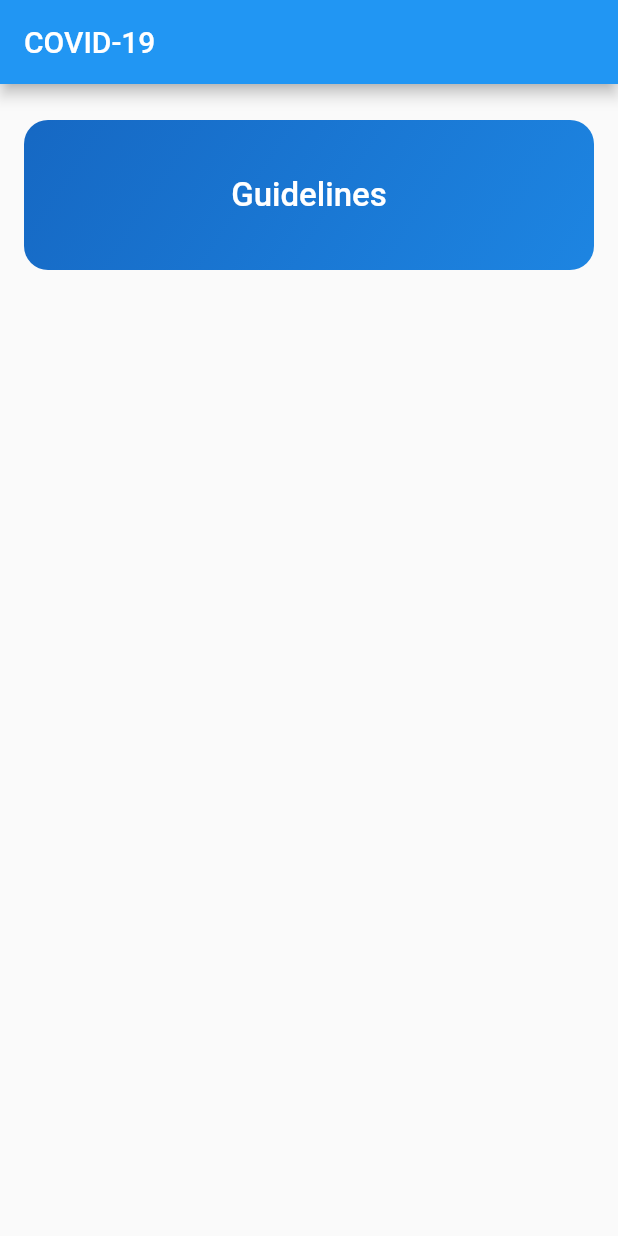
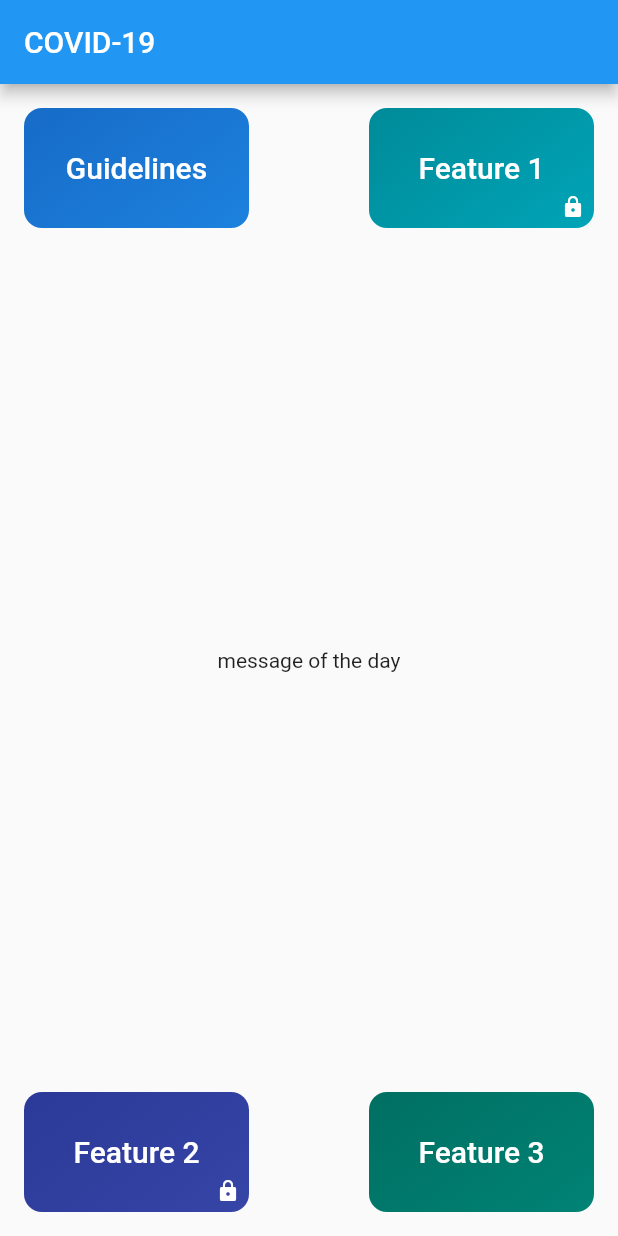
Before and after one commit to skavinvarnan/nhs-covid-flutter, a Flutter app: the screen it shows after launch, on a phone screen of 412 x 824 dp. Run offline on Flutter 3.47's test engine with Material 2 defaults, Android fonts, the light colour scheme and no system bars; our stand-ins replace flutter_markdown, graphql_flutter; statements that could not run were skipped.

Commit message:
Landing screen

```diff
--- a/lib/screens/landing/landing_screen.dart
+++ b/lib/screens/landing/landing_screen.dart
@@ -11,13 +11,19 @@
   Widget build(BuildContext context) {
     return Scaffold(
       appBar: AppBar(title: Text(this.title)),
-      body: Center(
-        child: ListView(
-          padding: EdgeInsets.all(8.0),
+      body: Container(
+        child: Stack(
+          children: <Widget>[
+            Align(
+              alignment: Alignment.topCenter,
+              child: Padding(
+                padding: EdgeInsets.only(top: 16.0, left: 8.0, right: 8.0),
+                child: Row(
                   children: <Widget>[
                     LandingButton(
                       title: "Guidelines",
                       bgColor: Colors.blue,
+                      isLocked: false,
                       onPressed: () {
                         Navigator.push(
                           context,
@@ -27,6 +33,44 @@
                         );
                       },
                     ),
+                    Spacer(),
+                    LandingButton(
+                      title: "Feature 1",
+                      bgColor: Colors.cyan,
+                      isLocked: true,
+                      onPressed: () {},
+                    ),
+                  ],
+                ),
+              ),
+            ),
+            Align(
+              alignment: Alignment.center,
+              child: Text("message of the day"),
+            ),
+            Align(
+              alignment: Alignment.bottomCenter,
+              child: Padding(
+                padding: EdgeInsets.only(bottom: 16.0, left: 8.0, right: 8.0),
+                child: Row(
+                  children: <Widget>[
+                    LandingButton(
+                      title: "Feature 2",
+                      bgColor: Colors.indigo,
+                      isLocked: true,
+                      onPressed: () {},
+                    ),
+                    Spacer(),
+                    LandingButton(
+                      title: "Feature 3",
+                      bgColor: Colors.teal,
+                      isLocked: false,
+                      onPressed: () {},
+                    ),
+                  ],
+                ),
+              ),
+            ),
           ],
         ),
       ),
--- a/lib/screens/landing/widgets/landing_screen_widgets.dart
+++ b/lib/screens/landing/widgets/landing_screen_widgets.dart
@@ -4,17 +4,19 @@
   final String title;
   final Function onPressed;
   final MaterialColor bgColor;
+  final bool isLocked;
 
   LandingButton({
     @required this.title,
     @required this.onPressed,
     @required this.bgColor,
+    @required this.isLocked,
   });
 
   @override
   Widget build(BuildContext context) {
     return Container(
-      margin: EdgeInsets.only(left: 8.0, right: 8.0, top: 16.0),
+      margin: EdgeInsets.only(left: 8.0, right: 8.0),
       child: FlatButton(
         padding: EdgeInsets.all(0.0),
         child: Container(
@@ -24,22 +26,38 @@
               end: Alignment(-1.0, -2.5),
               begin: Alignment(1.0, 2.5),
             ),
-            borderRadius: BorderRadius.all(Radius.circular(16.0)),
+            borderRadius: BorderRadius.all(Radius.circular(12.0)),
           ),
-          width: double.infinity,
-          height: 100,
-          child: Padding(
-            padding: const EdgeInsets.all(16.0),
-            child: Center(
-              child: Text(
-                this.title,
-                style: TextStyle(fontSize: 22, color: Colors.white),
+          width: 150,
+          height: 80,
+          child: Stack(
+            children: <Widget>[
+              Center(
+                child: Text(
+                  this.title,
+                  style: TextStyle(fontSize: 20, color: Colors.white),
+                ),
               ),
-            ),
+              Align(
+                alignment: Alignment.bottomRight,
+                child: Padding(
+                  padding: const EdgeInsets.all(6.0),
+                  child: _lockIcon(),
+                ),
+              ),
+            ],
           ),
         ),
         onPressed: this.onPressed,
       ),
     );
   }
+
+  Widget _lockIcon() {
+    if (this.isLocked) {
+      return Icon(Icons.lock, color: Colors.white, size: 16.0);
+    } else {
+      return SizedBox.shrink();
+    }
+  }
 }
```
Lines whose indentation alone changed are shown as unchanged.
